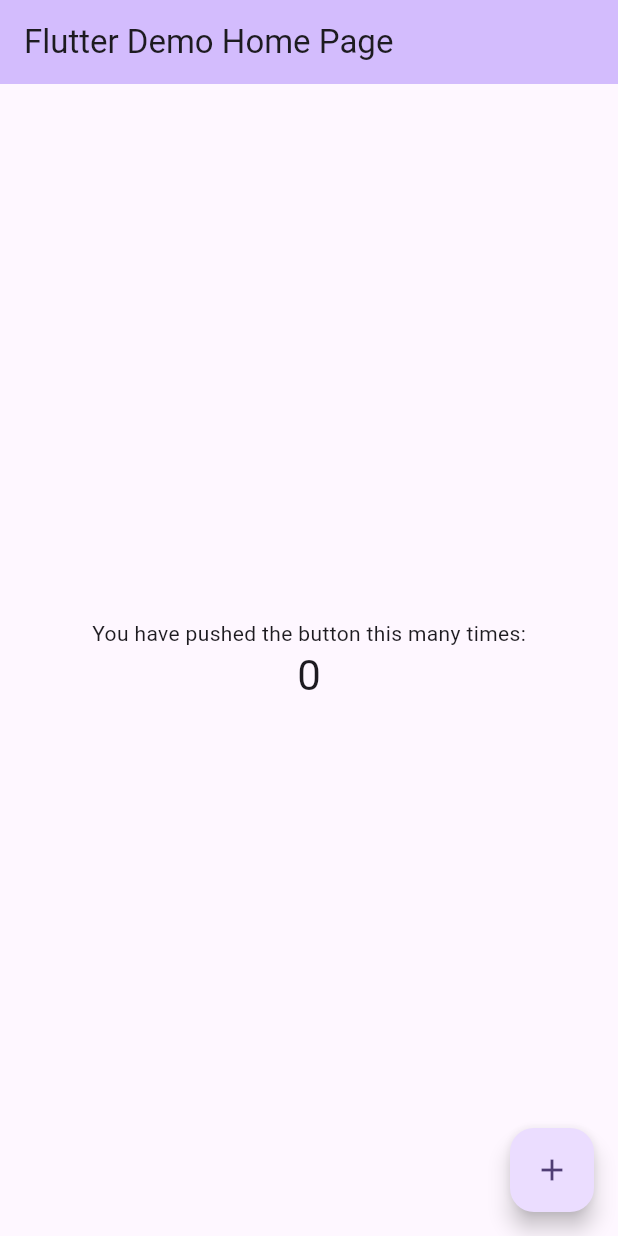
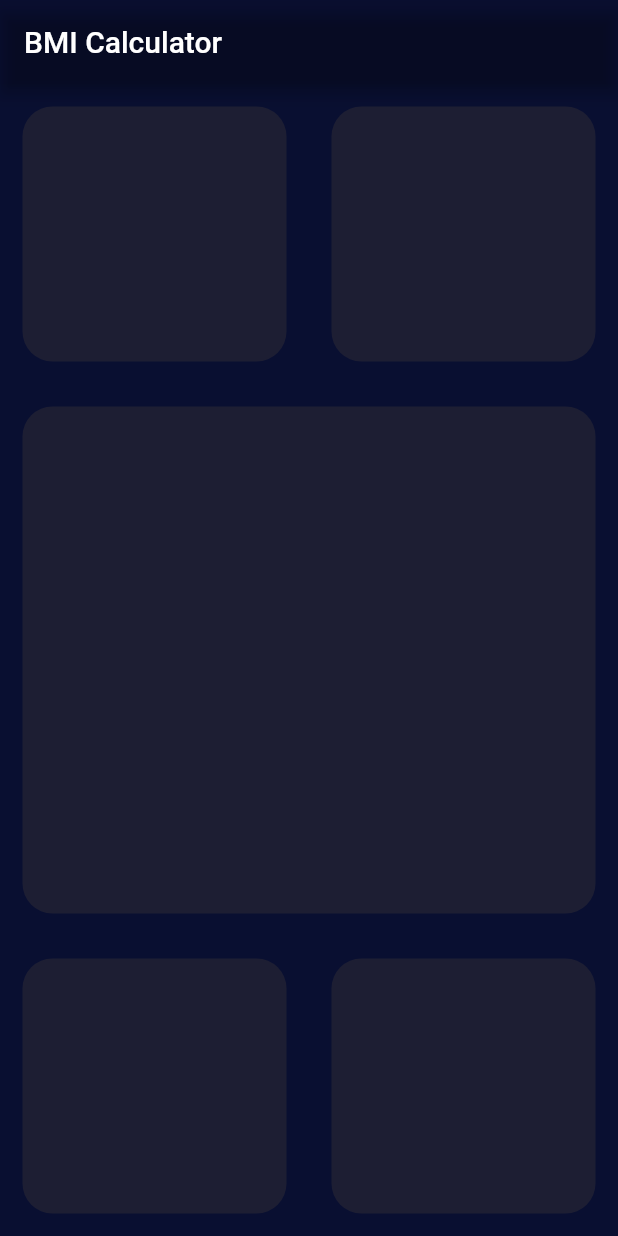
Before and after one commit to dineshxo/bmi_cal_flutter, a Flutter app: the screen it shows after launch, on a phone screen of 412 x 824 dp. Run offline on Flutter 3.47's test engine with Material 2 defaults, Android fonts, the phone set to English and light mode, and no system bars.

Commit message:
HomePage Layout

```diff
--- /dev/null
+++ b/lib/Input_Page.dart
@@ -0,0 +1,75 @@
+import 'package:flutter/material.dart';
+
+class InputPage extends StatefulWidget {
+  const InputPage({super.key});
+
+  @override
+  State<InputPage> createState() => _InputPageState();
+}
+
+class _InputPageState extends State<InputPage> {
+  @override
+  Widget build(BuildContext context) {
+    return Scaffold(
+      appBar: AppBar(
+        title: const Text('BMI Calculator'),
+        backgroundColor: const Color(0xff00000000),
+      ),
+      body: Column(children: [
+        Row(children: [
+          Expanded(
+            child: Container(
+              height: 170.0,
+              margin: const EdgeInsets.all(15.0),
+              decoration: BoxDecoration(
+                color: const Color(0xFF1D1E33),
+                borderRadius: BorderRadius.circular(20.0),
+              ),
+            ),
+          ),
+          Expanded(
+            child: Container(
+              height: 170.0,
+              margin: const EdgeInsets.all(15.0),
+              decoration: BoxDecoration(
+                color: const Color(0xFF1D1E33),
+                borderRadius: BorderRadius.circular(20.0),
+              ),
+            ),
+          ),
+        ]),
+        Expanded(
+          child: Container(
+            margin: const EdgeInsets.all(15.0),
+            decoration: BoxDecoration(
+              color: const Color(0xFF1D1E33),
+              borderRadius: BorderRadius.circular(20.0),
+            ),
+          ),
+        ),
+        Row(children: [
+          Expanded(
+            child: Container(
+              height: 170.0,
+              margin: const EdgeInsets.all(15.0),
+              decoration: BoxDecoration(
+                color: const Color(0xFF1D1E33),
+                borderRadius: BorderRadius.circular(20.0),
+              ),
+            ),
+          ),
+          Expanded(
+            child: Container(
+              height: 170.0,
+              margin: const EdgeInsets.all(15.0),
+              decoration: BoxDecoration(
+                color: const Color(0xFF1D1E33),
+                borderRadius: BorderRadius.circular(20.0),
+              ),
+            ),
+          ),
+        ]),
+      ]),
+    );
+  }
+}
--- a/lib/main.dart
+++ b/lib/main.dart
@@ -1,125 +1,29 @@
 import 'package:flutter/material.dart';
 
+import 'Input_Page.dart';
+
 void main() {
-  runApp(const MyApp());
+  runApp(const HomePage());
 }
 
-class MyApp extends StatelessWidget {
-  const MyApp({super.key});
+class HomePage extends StatefulWidget {
+  const HomePage({super.key});
 
-  // This widget is the root of your application.
+  @override
+  State<HomePage> createState() => _HomePageState();
+}
+
+class _HomePageState extends State<HomePage> {
   @override
   Widget build(BuildContext context) {
     return MaterialApp(
-      title: 'Flutter Demo',
-      theme: ThemeData(
-        // This is the theme of your application.
-        //
-        // TRY THIS: Try running your application with "flutter run". You'll see
-        // the application has a blue toolbar. Then, without quitting the app,
-        // try changing the seedColor in the colorScheme below to Colors.green
-        // and then invoke "hot reload" (save your changes or press the "hot
-        // reload" button in a Flutter-supported IDE, or press "r" if you used
-        // the command line to start the app).
-        //
-        // Notice that the counter didn't reset back to zero; the application
-        // state is not lost during the reload. To reset the state, use hot
-        // restart instead.
-        //
-        // This works for code too, not just values: Most code changes can be
-        // tested with just a hot reload.
-        colorScheme: ColorScheme.fromSeed(seedColor: Colors.deepPurple),
-        useMaterial3: true,
+      title: 'BMI Calculator',
+      home: const InputPage(),
+      theme: ThemeData.dark().copyWith(
+        primaryColor: const Color(0xFF0A0E21),
+        scaffoldBackgroundColor: const Color.fromARGB(255, 9, 15, 49),
       ),
-      home: const MyHomePage(title: 'Flutter Demo Home Page'),
+      debugShowCheckedModeBanner: false,
     );
   }
 }
-
-class MyHomePage extends StatefulWidget {
-  const MyHomePage({super.key, required this.title});
-
-  // This widget is the home page of your application. It is stateful, meaning
-  // that it has a State object (defined below) that contains fields that affect
-  // how it looks.
-
-  // This class is the configuration for the state. It holds the values (in this
-  // case the title) provided by the parent (in this case the App widget) and
-  // used by the build method of the State. Fields in a Widget subclass are
-  // always marked "final".
-
-  final String title;
-
-  @override
-  State<MyHomePage> createState() => _MyHomePageState();
-}
-
-class _MyHomePageState extends State<MyHomePage> {
-  int _counter = 0;
-
-  void _incrementCounter() {
-    setState(() {
-      // This call to setState tells the Flutter framework that something has
-      // changed in this State, which causes it to rerun the build method below
-      // so that the display can reflect the updated values. If we changed
-      // _counter without calling setState(), then the build method would not be
-      // called again, and so nothing would appear to happen.
-      _counter++;
-    });
-  }
-
-  @override
-  Widget build(BuildContext context) {
-    // This method is rerun every time setState is called, for instance as done
-    // by the _incrementCounter method above.
-    //
-    // The Flutter framework has been optimized to make rerunning build methods
-    // fast, so that you can just rebuild anything that needs updating rather
-    // than having to individually change instances of widgets.
-    return Scaffold(
-      appBar: AppBar(
-        // TRY THIS: Try changing the color here to a specific color (to
-        // Colors.amber, perhaps?) and trigger a hot reload to see the AppBar
-        // change color while the other colors stay the same.
-        backgroundColor: Theme.of(context).colorScheme.inversePrimary,
-        // Here we take the value from the MyHomePage object that was created by
-        // the App.build method, and use it to set our appbar title.
-        title: Text(widget.title),
-      ),
-      body: Center(
-        // Center is a layout widget. It takes a single child and positions it
-        // in the middle of the parent.
-        child: Column(
-          // Column is also a layout widget. It takes a list of children and
-          // arranges them vertically. By default, it sizes itself to fit its
-          // children horizontally, and tries to be as tall as its parent.
-          //
-          // Column has various properties to control how it sizes itself and
-          // how it positions its children. Here we use mainAxisAlignment to
-          // center the children vertically; the main axis here is the vertical
-          // axis because Columns are vertical (the cross axis would be
-          // horizontal).
-          //
-          // TRY THIS: Invoke "debug painting" (choose the "Toggle Debug Paint"
-          // action in the IDE, or press "p" in the console), to see the
-          // wireframe for each widget.
-          mainAxisAlignment: MainAxisAlignment.center,
-          children: <Widget>[
-            const Text(
-              'You have pushed the button this many times:',
-            ),
-            Text(
-              '$_counter',
-              style: Theme.of(context).textTheme.headlineMedium,
-            ),
-          ],
-        ),
-      ),
-      floatingActionButton: FloatingActionButton(
-        onPressed: _incrementCounter,
-        tooltip: 'Increment',
-        child: const Icon(Icons.add),
-      ), // This trailing comma makes auto-formatting nicer for build methods.
-    );
-  }
-}
```
Also changed, not shown: 1 other file.
